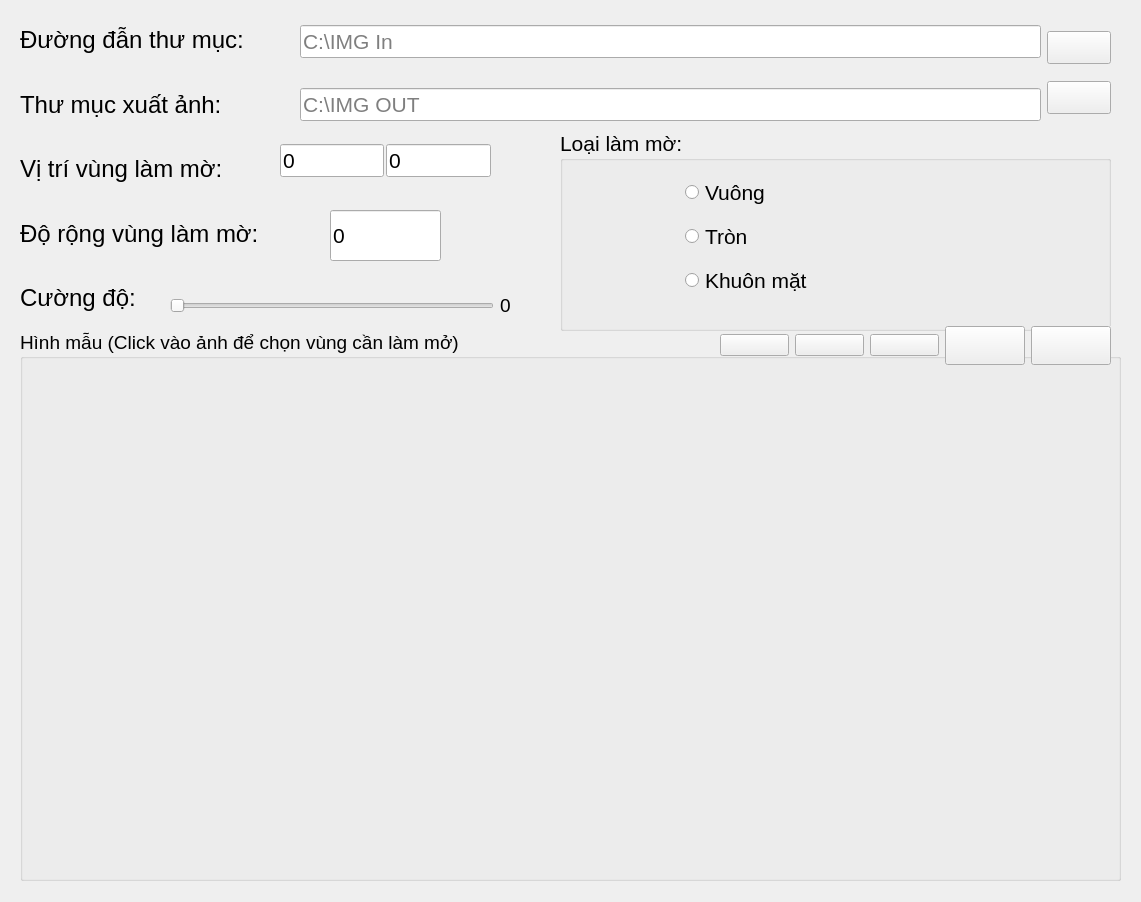
This is _data_/main.ui in duyvo26/Xy-Ly-Anh-Thay-Khoi-Lam-Mo-Anh-Python as Qt 5 draws it before an edit. The edited form follows.
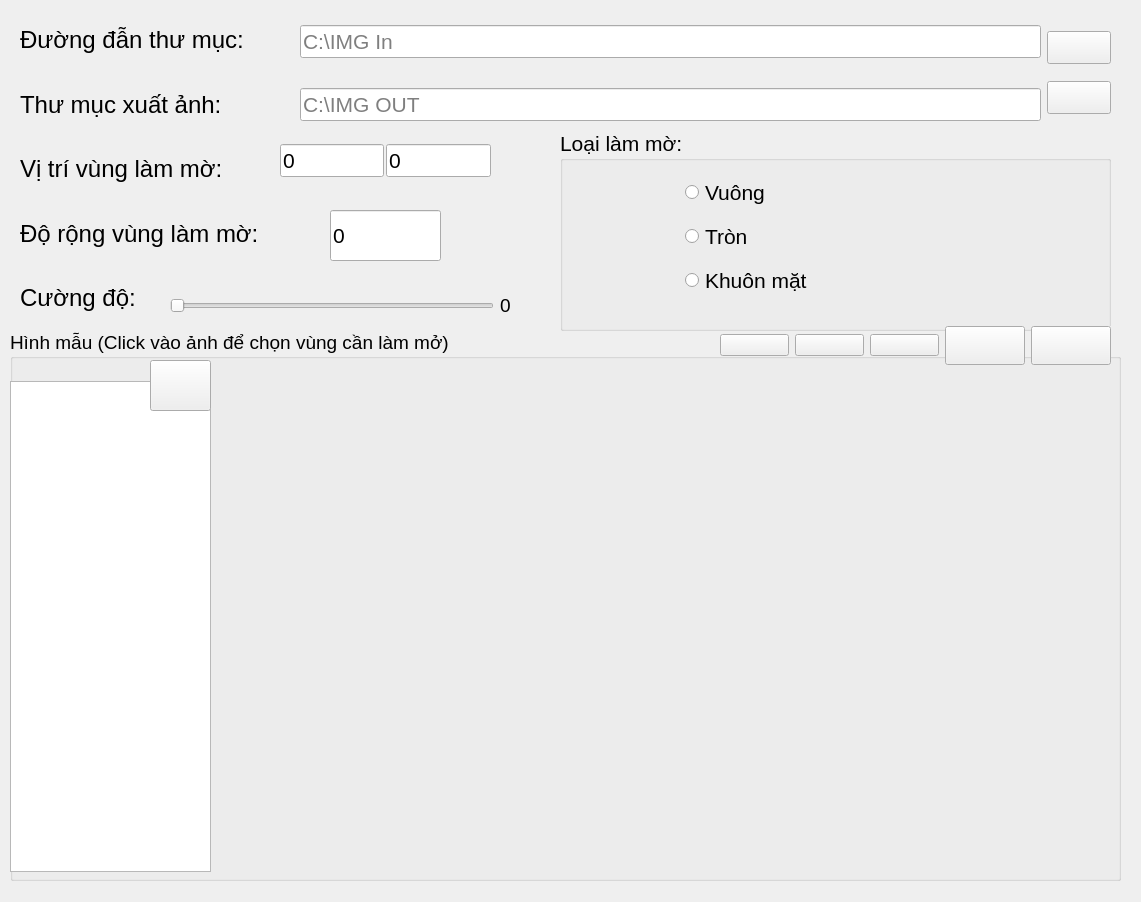
This is the edited form.

```diff
--- a/_data_/main.ui
+++ b/_data_/main.ui
@@ -44,9 +44,9 @@
    <widget class="QGroupBox" name="groupBox">
     <property name="geometry">
      <rect>
-      <x>20</x>
+      <x>10</x>
       <y>330</y>
-      <width>1101</width>
+      <width>1111</width>
       <height>551</height>
      </rect>
     </property>
@@ -61,10 +61,10 @@
     <widget class="QWidget" name="horizontalLayoutWidget">
      <property name="geometry">
       <rect>
-       <x>0</x>
-       <y>30</y>
-       <width>1101</width>
-       <height>511</height>
+       <x>210</x>
+       <y>40</y>
+       <width>891</width>
+       <height>501</height>
       </rect>
      </property>
      <layout class="QHBoxLayout" name="horizontalLayout">
@@ -101,6 +101,32 @@
      <zorder>labviewFace</zorder>
      <zorder>labviewVuong</zorder>
     </widget>
+    <widget class="QListWidget" name="ListFile">
+     <property name="geometry">
+      <rect>
+       <x>0</x>
+       <y>51</y>
+       <width>201</width>
+       <height>491</height>
+      </rect>
+     </property>
+     <property name="styleSheet">
+      <string notr="true"/>
+     </property>
+    </widget>
+    <widget class="QPushButton" name="DelteListFileBut">
+     <property name="geometry">
+      <rect>
+       <x>140</x>
+       <y>30</y>
+       <width>61</width>
+       <height>51</height>
+      </rect>
+     </property>
+     <property name="text">
+      <string/>
+     </property>
+    </widget>
    </widget>
    <widget class="QGroupBox" name="groupBox_3">
     <property name="geometry">
```
